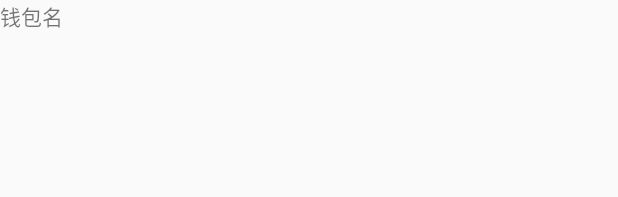
After one commit to GOGJIAN/GestureCipher, an Android app: the layout activity_login_password.xml on its own in the app's theme, with its tools: preview values and no code run, on a phone screen of 412 x 824 dp. The commit adds this screen. Shown: the top 197 px of the screen. Run offline under Robolectric (Android 15) with nearby library versions, the phone set to English and light mode, and no system bars.

```diff
--- a/app/build.gradle
+++ b/app/build.gradle
@@ -23,11 +23,5 @@ dependencies {
     implementation 'com.android.support:appcompat-v7:27.1.1'
     implementation 'com.android.support.constraint:constraint-layout:1.1.2'
     testImplementation 'junit:junit:4.12'
-    androidTestImplementation 'com.android.support.test:runner:1.0.2'
-    androidTestImplementation 'com.android.support.test.espresso:espresso-core:3.0.2'
-    implementation 'org.greenrobot:eventbus:3.1.1'
-    implementation 'com.squareup.okhttp3:okhttp:3.10.0'
-    implementation 'com.squareup.okio:okio:1.15.0'
-    implementation 'org.apache.commons:commons-lang3:3.7'
     implementation project(':gesturecipher')
 }
--- /dev/null
+++ b/app/src/main/res/layout/activity_login_password.xml
@@ -0,0 +1,17 @@
+<?xml version="1.0" encoding="utf-8"?>
+<RelativeLayout xmlns:android="http://schemas.android.com/apk/res/android"
+                android:layout_width="match_parent"
+                android:layout_height="match_parent">
+    <ImageView
+        android:id="@+id/iv_login_wallet_icon"
+        android:layout_marginTop="93dp"
+        android:layout_centerHorizontal="true"
+        android:contentDescription="@string/wallet_icon"
+        android:layout_width="60dp"
+        android:layout_height="60dp"/>
+    <TextView
+        android:id="@+id/tv_login_wallet_name"
+        android:text="@string/wallet_name"
+        android:layout_width="wrap_content"
+        android:layout_height="wrap_content"/>
+</RelativeLayout>
--- a/app/src/main/res/values/strings.xml
+++ b/app/src/main/res/values/strings.xml
@@ -1,3 +1,6 @@
 <resources>
     <string name="app_name">MyEventBusTest</string>
+
+    <string name="wallet_icon">钱包头像</string>
+    <string name="wallet_name">钱包名</string>
 </resources>
--- a/gesturecipher/src/main/res/values/attrs.xml
+++ b/gesturecipher/src/main/res/values/attrs.xml
@@ -2,6 +2,7 @@
 <resources>
     <declare-styleable name="PointGroup">
         <attr name="count" format="integer"/>
+        <attr name="line_width" format="integer"/>
         <attr name="color_no_finger" format="color"/>
         <attr name="color_finger_on_center" format="color"/>
         <attr name="color_finger_on_background" format="color"/>
```
Also changed, not shown: app/src/main/java/com/jianjian/myeventbustest/demo/MainActivity.java (+5 -88 lines), gesturecipher/src/main/java/com/jianjian/gesturecipher/PointGroup.java (+11 -2 lines).
